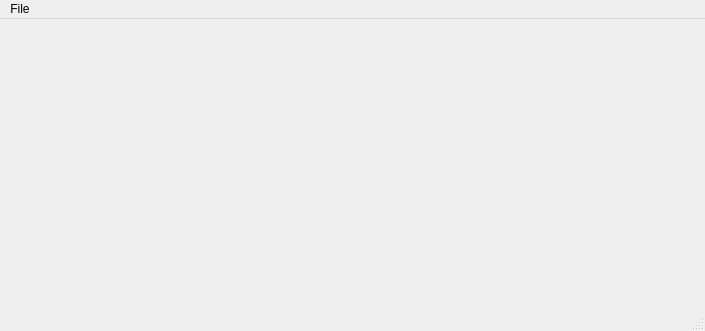
This is src/window/mainWindow.ui in usnistgov/NetSimulyzer as Qt 5 draws it before an edit. The edited form follows.
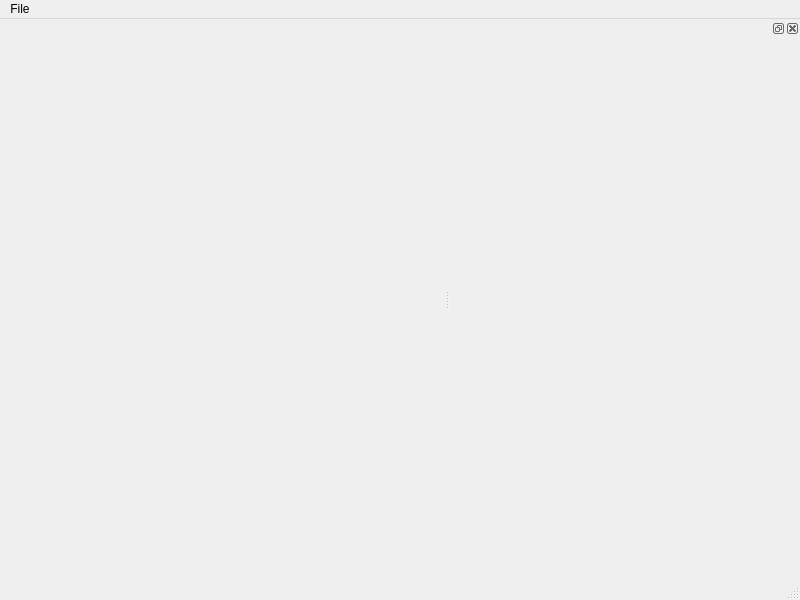
This is the edited form.

Commit message:
Make the `ChartManager` dockable
See: #30

```diff
--- a/src/window/mainWindow.ui
+++ b/src/window/mainWindow.ui
@@ -6,8 +6,8 @@
    <rect>
     <x>0</x>
     <y>0</y>
-    <width>705</width>
-    <height>331</height>
+    <width>800</width>
+    <height>600</height>
    </rect>
   </property>
   <property name="windowTitle">
@@ -21,7 +21,7 @@
     <rect>
      <x>0</x>
      <y>0</y>
-     <width>705</width>
+     <width>800</width>
      <height>22</height>
     </rect>
    </property>
@@ -34,6 +34,23 @@
    <addaction name="menuFIle"/>
   </widget>
   <widget class="QStatusBar" name="statusbar"/>
+  <widget class="QDockWidget" name="chartDock">
+   <property name="sizePolicy">
+    <sizepolicy hsizetype="MinimumExpanding" vsizetype="MinimumExpanding">
+     <horstretch>0</horstretch>
+     <verstretch>0</verstretch>
+    </sizepolicy>
+   </property>
+   <property name="minimumSize">
+    <size>
+     <width>350</width>
+     <height>35</height>
+    </size>
+   </property>
+   <attribute name="dockWidgetArea">
+    <number>2</number>
+   </attribute>
+  </widget>
   <action name="actionLoad">
    <property name="text">
     <string>Load</string>
```
The commit also changes 3 other files.
